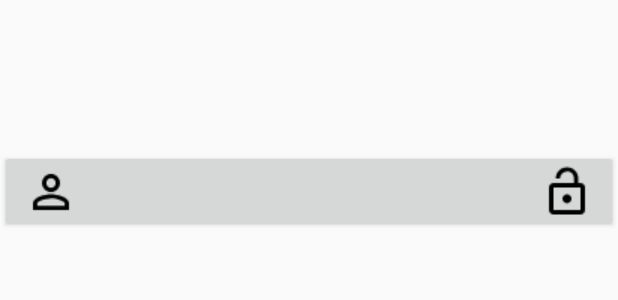
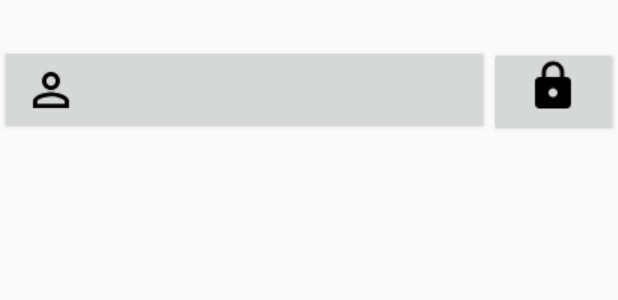
Before and after one commit to AG7550/SecretStories, an Android app: the layout custom_row.xml on its own in the app's theme, with its tools: preview values and no code run, on a phone screen of 412 x 824 dp. Shown: the top 300 px of the screen. Run offline under Robolectric (Android 15) with nearby library versions, the phone set to English and light mode, and no system bars.

Commit message:
Version 14 Android
Version 14 Android

```diff
--- a/app/src/main/java/com/example/secretstoriesuiv01/ChatFragment.java
+++ b/app/src/main/java/com/example/secretstoriesuiv01/ChatFragment.java
@@ -143,4 +143,9 @@ public class ChatFragment extends Fragment {
         // TODO: Update argument type and name
         void onFragmentInteraction(Uri uri);
     }
+
+    public static void setListEnable(Boolean bol){
+        lvwUsers.setClickable(false);
+        lvwUsers.setEnabled(false);
+    }
 }
--- a/app/src/main/java/com/example/secretstoriesuiv01/LoginActivity.java
+++ b/app/src/main/java/com/example/secretstoriesuiv01/LoginActivity.java
@@ -166,7 +166,7 @@ public class LoginActivity extends AppCompatActivity implements LoaderCallbacks<
         String username = mUsernameView.getText().toString();
         String password = mPasswordView.getText().toString();
 
-        User user = new User(username, password);
+        User user = new User(username, password, "");
         client.connect(this);
         client.login(user);
         client.setUser(user);
--- a/app/src/main/java/com/example/secretstoriesuiv01/User.java
+++ b/app/src/main/java/com/example/secretstoriesuiv01/User.java
@@ -6,12 +6,14 @@ import java.security.MessageDigest;
 public class User implements Serializable {
 	private String username;
 	private String password;
+	private String chat_password;
 	private String[] contacts;
 	private static final long serialVersionUID = 4568216;
 
-	public User(String username, String password) {
+	public User(String username, String password, String chat_password) {
 		this.username = username;
 		this.password = getSHA256Hash(password);
+		this.chat_password = chat_password;
 	}
 
 	public String getUsername() {
@@ -20,6 +22,7 @@ public class User implements Serializable {
 	public String getPassword() {
 		return this.password;
 	}
+	public String getChat_password(){return this.chat_password;}
 
 	public void setUsername(String username) {
 		this.username = username;
--- a/app/src/main/res/layout/activity_create_account.xml
+++ b/app/src/main/res/layout/activity_create_account.xml
@@ -60,11 +60,11 @@
             android:layout_height="wrap_content"
             android:layout_marginTop="8dp"
             android:layout_marginBottom="8dp">
-            <EditText android:id="@+id/repeat_password"
+            <EditText android:id="@+id/chat_password"
                 android:layout_width="match_parent"
                 android:layout_height="wrap_content"
                 android:inputType="textPassword"
-                android:hint="Repeat Password"/>
+                android:hint="Enter password for locking chats"/>
         </android.support.design.widget.TextInputLayout>
 
         <!-- Signup Button -->
--- a/app/src/main/res/layout/custom_row.xml
+++ b/app/src/main/res/layout/custom_row.xml
@@ -5,12 +5,22 @@
 
     <Button
         android:id="@+id/btnContact"
-        android:layout_width="match_parent"
-        android:layout_height="55dp"
-        android:layout_marginTop="100dp"
+        android:layout_width="326dp"
+        android:layout_height="60dp"
+        android:layout_marginTop="30dp"
         android:drawableLeft="@drawable/baseline_perm_identity_black_18dp"
-        android:drawableRight="@drawable/baseline_lock_open_black_18dp"
         android:padding="16dp"
         android:textSize="18sp" />
 
+    <Button
+        android:id="@+id/btnLock"
+        android:layout_width="wrap_content"
+        android:layout_height="60dp"
+        android:layout_marginTop="30dp"
+
+        android:drawableBottom="@drawable/baseline_lock_black_18dp"
+        android:padding="16dp"
+        android:textSize="18sp" />
+
+
 </LinearLayout>
--- a/app/src/main/res/layout/dialog_template.xml
+++ b/app/src/main/res/layout/dialog_template.xml
@@ -14,11 +14,11 @@
         />
 
     <Button
+        android:id="@+id/lockBtn"
         android:layout_width="match_parent"
         android:layout_height="match_parent"
-        android:text="Lock chats"
         android:layout_gravity="center"
         android:layout_marginTop="5dp"
-        android:id="@+id/lockBtn"/>
+        android:text="Unlock chat" />
 
 </LinearLayout>
```
Also changed, not shown: app/src/main/java/com/example/secretstoriesuiv01/Client.java (+70 -0 lines), app/src/main/java/com/example/secretstoriesuiv01/CreateAccountActivity.java (+13 -3 lines), app/src/main/java/com/example/secretstoriesuiv01/CustomAdapter.java (+35 -0 lines), app/src/main/java/com/example/secretstoriesuiv01/MainActivity.java (+3 -36 lines), app/src/main/res/layout/activity_main.xml (+1 -8 lines).
